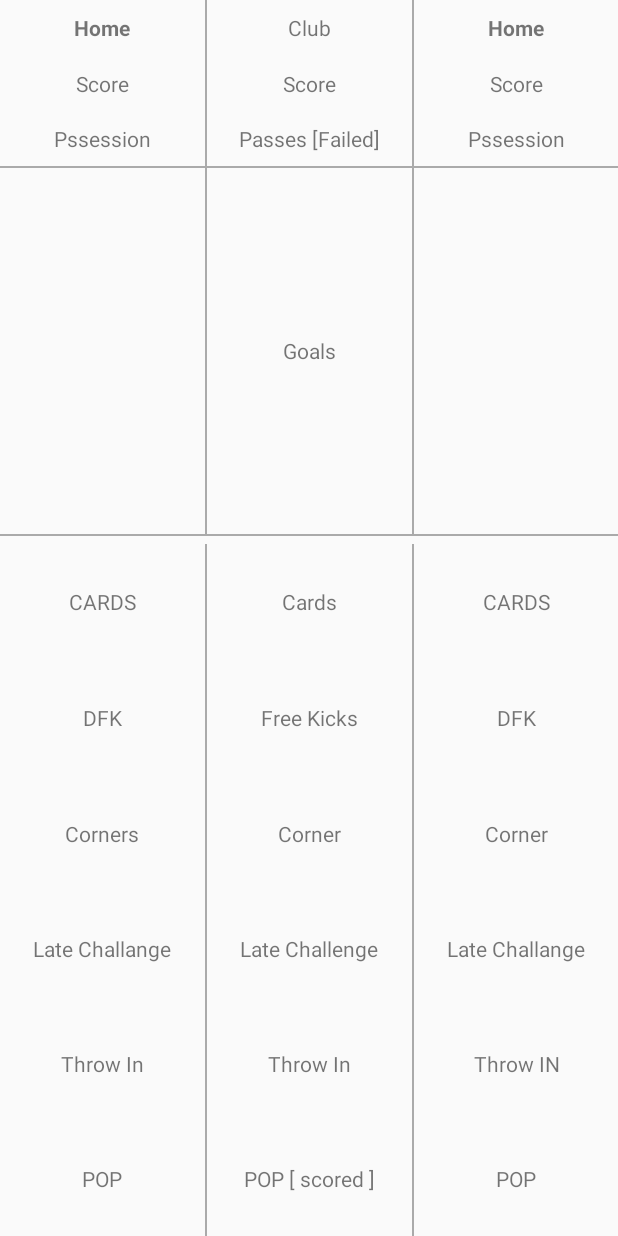
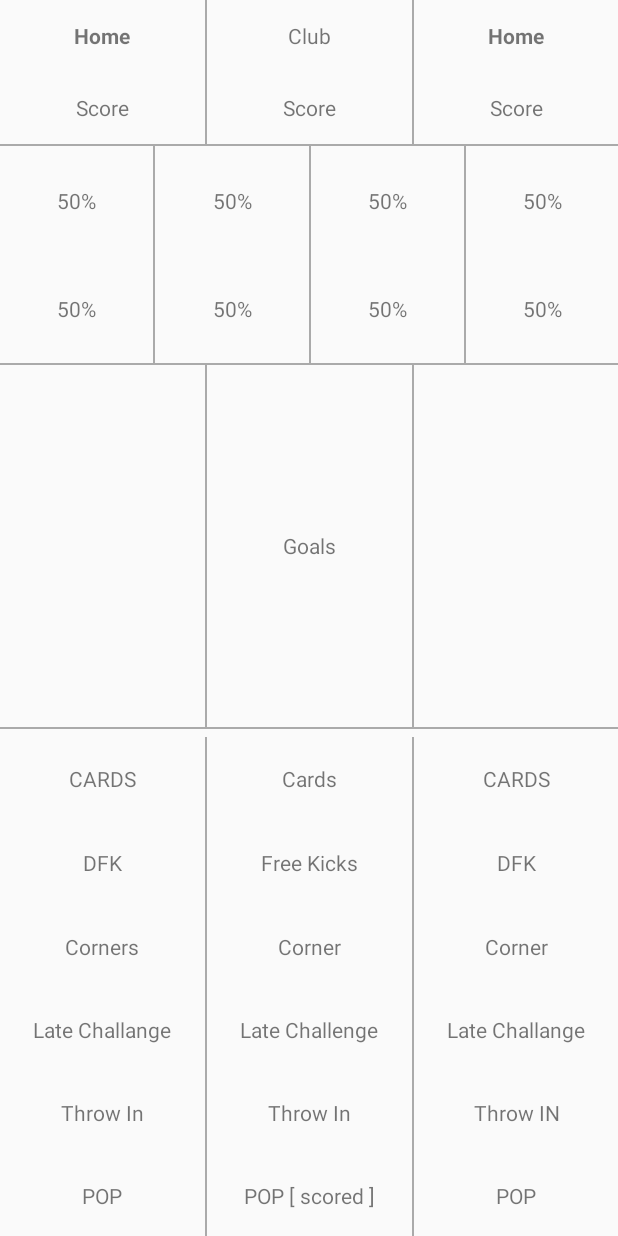
Before and after one commit to prashantalhat1406/TZLC11, an Android app: the layout fragment_tzlc_match_details_stats.xml on its own in the app's theme, with its tools: preview values and no code run, on a phone screen of 412 x 824 dp. Run offline under Robolectric (Android 15) with nearby library versions, the phone set to English and light mode, and no system bars.

Commit message:
possession layout changes

```diff
--- a/app/src/main/java/com/kfandra/tzlc/tzlc/tzlc_match_details_stats.java
+++ b/app/src/main/java/com/kfandra/tzlc/tzlc/tzlc_match_details_stats.java
@@ -137,11 +137,11 @@ public class tzlc_match_details_stats extends Fragment {
         TextView homeClubScore = rootView.findViewById(R.id.matchDetailsHomeScore);
         homeClubScore.setText("("+htHome+") "+stat.getHome_Score());
         //homeClubScore.setText(""+homeTotalGoals);
-        TextView homeClubPossession = rootView.findViewById(R.id.matchDetailsHomePossession);
+        //TextView homeClubPossession = rootView.findViewById(R.id.matchDetailsHomePossession);
         //homeClubPossession.setText(""+String.format("%.2f", (((double)stat.getHome_TIME()/(stat.getHome_TIME()+stat.getAway_TIME()))*100))+"%");
         //homeClubPossession.setText(""+stat.getHome_TIME());
         //homeClubPossession.setText(""+stat.getHome_TIME()%1000 + " [ " + stat.getHome_TIME()/1000 + " ]");
-        homeClubPossession.setText(""+stat.getHome_SOnT()/1000 + " , " + stat.getHome_SOnT()%1000 + " ,"+stat.getHome_SOffT()/1000 + " , " + stat.getHome_SOffT()%1000);
+        //homeClubPossession.setText(""+stat.getHome_SOnT()/1000 + " , " + stat.getHome_SOnT()%1000 + " ,"+stat.getHome_SOffT()/1000 + " , " + stat.getHome_SOffT()%1000);
         TextView homeGoalDetails = rootView.findViewById(R.id.matchDetailsHomeGoals);
         homeGoalDetails.setText(homeGoals);
         TextView homeClubCards = rootView.findViewById(R.id.matchDetailsHomeCARDS);
@@ -173,11 +173,11 @@ public class tzlc_match_details_stats extends Fragment {
         TextView awayClubScore = rootView.findViewById(R.id.matchDetailsAwayScore);
         awayClubScore.setText("("+htAway+") "+stat.getAway_Score());
         //awayClubScore.setText(""+awayTotalGoals);
-        TextView awayClubPossession = rootView.findViewById(R.id.matchDetailsAwayPossession);
+        //TextView awayClubPossession = rootView.findViewById(R.id.matchDetailsAwayPossession);
         //awayClubPossession.setText(""+String.format("%.2f", (((double)stat.getAway_TIME()/(stat.getHome_TIME()+stat.getAway_TIME()))*100))+"%");
         //awayClubPossession.setText(""+stat.getAway_TIME());
         //awayClubPossession.setText(""+stat.getAway_TIME()%1000 + " [ " + stat.getAway_TIME()/1000 + " ]");
-        awayClubPossession.setText(""+stat.getAway_SOnT()/1000 + " , " + stat.getAway_SOnT()%1000 + " ,"+stat.getAway_SOffT()/1000 + " , " + stat.getAway_SOffT()%1000);
+        //awayClubPossession.setText(""+stat.getAway_SOnT()/1000 + " , " + stat.getAway_SOnT()%1000 + " ,"+stat.getAway_SOffT()/1000 + " , " + stat.getAway_SOffT()%1000);
         TextView awayGoalDetails = rootView.findViewById(R.id.matchDetailsAwayGoals);
         awayGoalDetails.setText(awayGoals);
         TextView awayClubCards = rootView.findViewById(R.id.matchDetailsAwayCards);
@@ -206,6 +206,38 @@ public class tzlc_match_details_stats extends Fragment {
         awayClubPOP.setText(""+stat.getAway_POP());
         awayClubPOP.setText(""+(stat.getAway_POP()+stat.getAway_TCK())+" [ "+stat.getAway_POP()+ " ]");
 
+
+        int homeColor,awayColor;
+        homeColor = datasource.getClub(match.getHomeClubID()).getClubColor();
+        awayColor = datasource.getClub(match.getAwayClubID()).getClubColor();
+        TextView hp1 = rootView.findViewById(R.id.txtvH1);
+        hp1.setTextColor(homeColor);
+        hp1.setText(""+String.format("%.2f", (((double)(stat.getHome_SOnT()/1000)/((stat.getHome_SOnT()/1000)+(stat.getAway_SOnT()/1000)))*100))+"%");
+        TextView ap1 = rootView.findViewById(R.id.txtvA1);
+        ap1.setTextColor(awayColor);
+        ap1.setText(""+String.format("%.2f", (((double)(stat.getAway_SOnT()/1000)/((stat.getHome_SOnT()/1000)+(stat.getAway_SOnT()/1000)))*100))+"%");
+
+        TextView hp2 = rootView.findViewById(R.id.txtvH2);
+        hp2.setTextColor(homeColor);
+        hp2.setText(""+String.format("%.2f", (((double)(stat.getHome_SOnT()%1000)/((stat.getHome_SOnT()%1000)+(stat.getAway_SOnT()%1000)))*100))+"%");
+        TextView ap2 = rootView.findViewById(R.id.txtvA2);
+        ap2.setTextColor(awayColor);
+        ap2.setText(""+String.format("%.2f", (((double)(stat.getAway_SOnT()%1000)/((stat.getHome_SOnT()%1000)+(stat.getAway_SOnT()%1000)))*100))+"%");
+
+        TextView hp3 = rootView.findViewById(R.id.txtvH3);
+        hp3.setTextColor(homeColor);
+        hp3.setText(""+String.format("%.2f", (((double)(stat.getHome_SOffT()/1000)/((stat.getHome_SOffT()/1000)+(stat.getAway_SOffT()/1000)))*100))+"%");
+        TextView ap3 = rootView.findViewById(R.id.txtvA3);
+        ap3.setTextColor(awayColor);
+        ap3.setText(""+String.format("%.2f", (((double)(stat.getAway_SOffT()/1000)/((stat.getHome_SOffT()/1000)+(stat.getAway_SOffT()/1000)))*100))+"%");
+
+        TextView hp4 = rootView.findViewById(R.id.txtvH4);
+        hp4.setTextColor(homeColor);
+        hp4.setText(""+String.format("%.2f", (((double)(stat.getHome_SOffT()%1000)/((stat.getHome_SOffT()%1000)+(stat.getAway_SOffT()%1000)))*100))+"%");
+        TextView ap4 = rootView.findViewById(R.id.txtvA4);
+        ap4.setTextColor(awayColor);
+        ap4.setText(""+String.format("%.2f", (((double)(stat.getAway_SOffT()%1000)/((stat.getHome_SOffT()%1000)+(stat.getAway_SOffT()%1000)))*100))+"%");
+
         return rootView;
     }
 
--- a/app/src/main/res/layout/fragment_tzlc_match_details_stats.xml
+++ b/app/src/main/res/layout/fragment_tzlc_match_details_stats.xml
@@ -11,12 +11,11 @@
             android:layout_height="wrap_content" />
 
 
-    <LinearLayout
-
+    <LinearLayout android:layout_weight="0.75"
         android:id="@+id/statH1"
         android:layout_width="match_parent"
         android:layout_height="match_parent"
-        android:layout_weight="0.80"
+
         android:orientation="horizontal">
 
         <LinearLayout
@@ -41,16 +40,16 @@
                 android:gravity="center"
                 android:text="Score" />
 
-            <TextView
+            <!--<TextView
                 android:id="@+id/matchDetailsHomePossession"
                 android:layout_width="match_parent"
                 android:layout_height="match_parent"
-                android:layout_weight="0.3"
+                android:layout_weight="0.2"
                 android:gravity="center"
-                android:text="Pssession" />
+                android:text="Pssession" />-->
         </LinearLayout>
 
-        <View
+        <View android:id="@+id/verticalLine"
             android:layout_width="1dp"
             android:layout_height="match_parent"
             android:background="@android:color/darker_gray"/>
@@ -76,12 +75,12 @@
                 android:gravity="center"
                 android:text="Score" />
 
-            <TextView
+            <!--<TextView
                 android:layout_width="match_parent"
                 android:layout_height="match_parent"
-                android:layout_weight="0.3"
+                android:layout_weight="0.2"
                 android:gravity="center"
-                android:text="Passes [Failed]" />
+                android:text="Passes [Failed]" />-->
         </LinearLayout>
 
         <View
@@ -111,13 +110,13 @@
                 android:gravity="center"
                 android:text="Score" />
 
-            <TextView
+            <!--<TextView
                 android:id="@+id/matchDetailsAwayPossession"
                 android:layout_width="match_parent"
                 android:layout_height="match_parent"
-                android:layout_weight="0.3"
+                android:layout_weight="0.2"
                 android:gravity="center"
-                android:text="Pssession" />
+                android:text="Pssession" />-->
         </LinearLayout>
 
     </LinearLayout>
@@ -127,10 +126,79 @@
         android:layout_height="1dp"
         android:background="@android:color/darker_gray"/>
 
+    <LinearLayout  android:layout_weight="0.7"
+        android:layout_width="match_parent" android:orientation="vertical" android:id="@+id/layoutPossession"
+        android:layout_height="match_parent" >
 
-    <LinearLayout android:id="@+id/layoutGoals"
+        <LinearLayout
+            android:layout_width="match_parent" android:layout_weight="0.5"
+            android:layout_height="match_parent">
+            <TextView android:id="@+id/txtvH1"
+                android:layout_width="match_parent" android:layout_weight="0.1"  android:gravity="center" android:text="50%"
+                android:layout_height="match_parent"  />
+            <View
+                android:layout_width="1dp"
+                android:layout_height="match_parent"
+                android:background="@android:color/darker_gray"/>
+            <TextView android:id="@+id/txtvH2"
+                android:layout_width="match_parent" android:layout_weight="0.1"   android:gravity="center" android:text="50%"
+                android:layout_height="match_parent" />
+            <View
+                android:layout_width="1dp"
+                android:layout_height="match_parent"
+                android:background="@android:color/darker_gray"/>
+            <TextView android:id="@+id/txtvH3"
+                android:layout_width="match_parent" android:layout_weight="0.1"  android:gravity="center" android:text="50%"
+                android:layout_height="match_parent" />
+            <View
+                android:layout_width="1dp"
+                android:layout_height="match_parent"
+                android:background="@android:color/darker_gray"/>
+            <TextView android:id="@+id/txtvH4"
+                android:layout_width="match_parent" android:layout_weight="0.1"  android:gravity="center" android:text="50%"
+                android:layout_height="match_parent" />
+        </LinearLayout>
+
+        <LinearLayout
+            android:layout_width="match_parent" android:layout_weight="0.5"
+            android:layout_height="match_parent">
+            <TextView android:id="@+id/txtvA1"
+                android:layout_width="match_parent" android:layout_weight="0.1"  android:gravity="center" android:text="50%"
+                android:layout_height="match_parent" />
+            <View
+                android:layout_width="1dp"
+                android:layout_height="match_parent"
+                android:background="@android:color/darker_gray"/>
+            <TextView android:id="@+id/txtvA2"
+                android:layout_width="match_parent" android:layout_weight="0.1"  android:gravity="center" android:text="50%"
+                android:layout_height="match_parent" />
+            <View
+                android:layout_width="1dp"
+                android:layout_height="match_parent"
+                android:background="@android:color/darker_gray"/>
+            <TextView android:id="@+id/txtvA3"
+                android:layout_width="match_parent" android:layout_weight="0.1"  android:gravity="center" android:text="50%"
+                android:layout_height="match_parent" />
+            <View
+                android:layout_width="1dp"
+                android:layout_height="match_parent"
+                android:background="@android:color/darker_gray"/>
+            <TextView android:id="@+id/txtvA4"
+                android:layout_width="match_parent" android:layout_weight="0.1"  android:gravity="center" android:text="50%"
+                android:layout_height="match_parent" />
+        </LinearLayout>
+
+    </LinearLayout>
+
+    <View
+        android:layout_width="match_parent"
+        android:layout_height="1dp"
+        android:background="@android:color/darker_gray"/>
+
+    <LinearLayout android:layout_weight="0.6"
+        android:id="@+id/layoutGoals"
         android:layout_width="match_parent" android:orientation="horizontal"
-        android:layout_height="match_parent" android:layout_weight="0.65">
+        android:layout_height="match_parent" >
 
         <LinearLayout android:orientation="vertical"
             android:layout_width="match_parent" android:layout_weight="0.3"
@@ -179,13 +247,13 @@
         android:layout_height="1dp"
         android:background="@android:color/darker_gray"/>
 
+    <LinearLayout android:layout_weight="0.5"
 
-    <LinearLayout
         android:id="@+id/layoutStats"
         android:layout_width="match_parent"
         android:layout_height="match_parent"
         android:layout_marginTop="5dp"
-        android:layout_weight="0.4"
+
         android:orientation="horizontal">
 
         <LinearLayout
```
